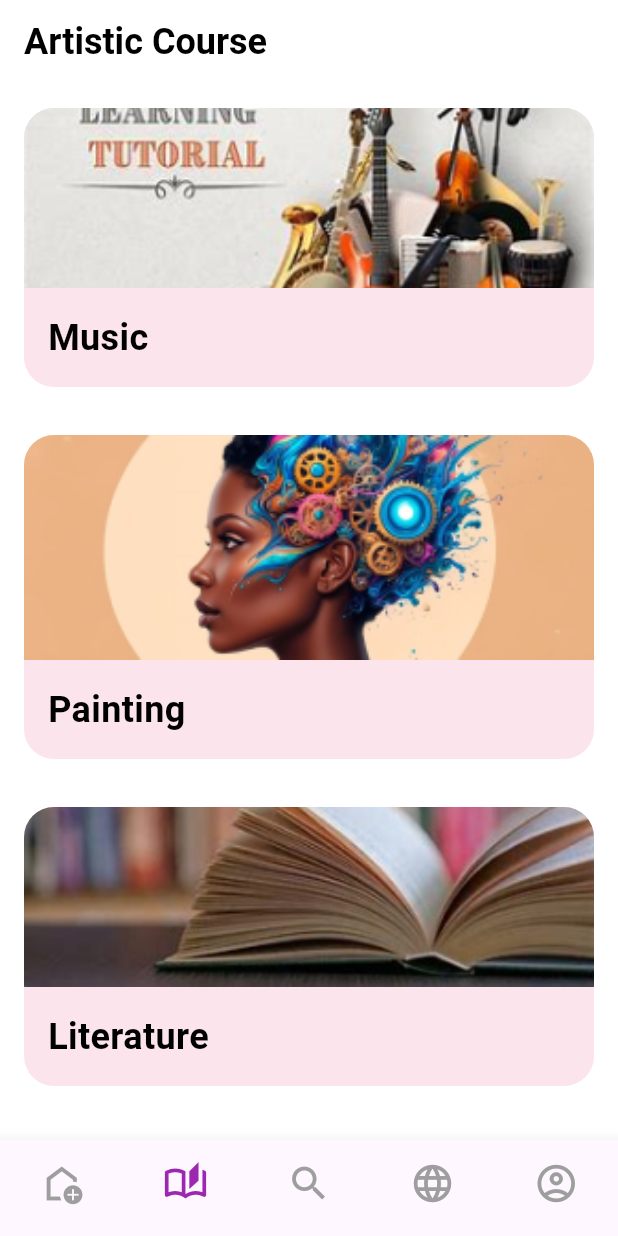
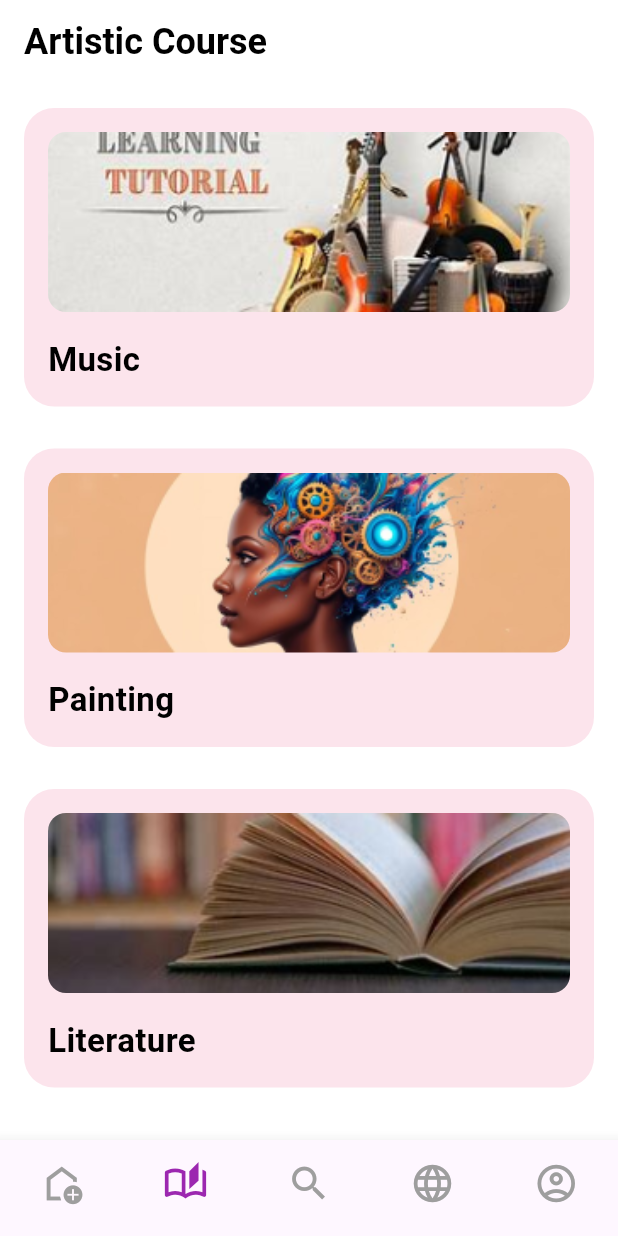
Before and after one commit to IkireziI/Kultura_Mobile_App_Group13, a Flutter app: the ArtisticCourseScreen screen opened by its route, on a phone screen of 412 x 824 dp. Run offline on Flutter 3.47's test engine with Material 3 defaults, Android fonts, the light colour scheme and no system bars; our stand-ins replace youtube_player_flutter.

Commit message:
added documentation

```diff
--- a/kultura/lib/pages/resource_center.dart
+++ b/kultura/lib/pages/resource_center.dart
@@ -1,87 +1,88 @@
 import 'package:flutter/material.dart';
 
-// The main screen displaying the artistic courses available
+// Defines the ArtisticCourseScreen as a stateless widget
 class ArtisticCourseScreen extends StatelessWidget {
   const ArtisticCourseScreen({super.key});
 
   @override
   Widget build(BuildContext context) {
     return Scaffold(
-      backgroundColor: Colors.white, // Set background color of the screen
+      backgroundColor:
+          Colors.white, // Sets the screen background color to white
       appBar: AppBar(
-        automaticallyImplyLeading: false, // Remove the default back button
+        automaticallyImplyLeading: false, // Hides the back button
         title: const Text(
-          'Artistic Course', // Title of the app bar
+          'Artistic Course', // Sets the title of the app bar
           style: TextStyle(
-            color: Colors.black, // Title text color
-            fontSize: 24, // Title text size
-            fontWeight: FontWeight.bold, // Title text weight
+            color: Colors.black,
+            fontSize: 24,
+            fontWeight: FontWeight.bold,
           ),
         ),
-        backgroundColor: Colors.white, // App bar background color
-        elevation: 0, // No shadow under the app bar
+        backgroundColor: Colors.white, // Makes the app bar background white
+        elevation: 0, // Removes the app bar shadow
       ),
       body: SingleChildScrollView(
-        // Allow scrolling for the body content
         child: Padding(
-          padding: const EdgeInsets.all(16.0), // Padding around the content
+          padding: const EdgeInsets.all(
+              16.0), // Adds padding around the body content
           child: Column(
             crossAxisAlignment:
-                CrossAxisAlignment.start, // Align children to the start
+                CrossAxisAlignment.start, // Aligns content to the left
             children: [
-              // Card for the Music course
+              // CourseCard for Music course
               CourseCard(
-                title: 'Music', // Title of the course
-                imageUrl: 'assets/images/music.png', // Path to the course image
+                title: 'Music',
+                imageUrl: 'assets/images/music.png',
                 backgroundColor:
-                    const Color(0xFFFCE4EC), // Background color of the card
-                imageHeight: 120, // Height of the course image
+                    const Color(0xFFFCE4EC), // Background color for card
+                imageHeight: 120, // Sets image height
                 onTap: () {
-                  // Navigate to the music course when tapped
-                  Navigator.pushNamed(context, '/music');
+                  Navigator.pushNamed(
+                      context, '/music'); // Navigates to Music page
                 },
               ),
-              const SizedBox(height: 32), // Space between course cards
-              // Card for the Painting course
+              const SizedBox(height: 28), // Space between cards
+              // CourseCard for Painting course
               CourseCard(
                 title: 'Painting',
                 imageUrl: 'assets/images/painting.png',
                 backgroundColor: const Color(0xFFFCE4EC),
-                imageHeight: 150,
+                imageHeight: 120,
                 onTap: () {
-                  // Navigate to the painting course when tapped
-                  Navigator.pushNamed(context, '/painting');
+                  Navigator.pushNamed(
+                      context, '/painting'); // Navigates to Painting page
                 },
               ),
-              const SizedBox(height: 32), // Space between course cards
-              // Card for the Literature course
+              const SizedBox(height: 28), // Space between cards
+              // CourseCard for Literature course
               CourseCard(
                 title: 'Literature',
                 imageUrl: 'assets/images/literature.png',
                 backgroundColor: const Color(0xFFFCE4EC),
                 imageHeight: 120,
                 onTap: () {
-                  // Navigate to the literature course when tapped
-                  Navigator.pushNamed(context, '/literature');
+                  Navigator.pushNamed(
+                      context, '/literature'); // Navigates to Literature page
                 },
               ),
             ],
           ),
         ),
       ),
-      bottomNavigationBar:
-          const BottomNavigation(selectedIndex: 1), // Bottom navigation bar
+      // Adds the bottom navigation bar to the screen
+      bottomNavigationBar: const BottomNavigation(selectedIndex: 1),
     );
   }
 }
 
-// Widget representing an individual course card
+// Custom widget for each course card
 class CourseCard extends StatelessWidget {
   final String title; // Course title
-  final String imageUrl; // URL of the course image
-  final Color backgroundColor; // Background color of the card
-  final double imageHeight; // Height of the course image
-  final VoidCallback onTap; // Callback function when the card is tapped
+  final String imageUrl; // Path to the course image
+  final Color backgroundColor; // Background color for the card
+  final double imageHeight; // Image height
+  final VoidCallback onTap; // Callback function when tapped
 
   const CourseCard({
     super.key,
@@ -95,38 +96,42 @@ class CourseCard extends StatelessWidget {
   @override
   Widget build(BuildContext context) {
     return GestureDetector(
-      onTap: onTap, // Trigger the onTap function when tapped
+      onTap: onTap, // Triggers the onTap callback when tapped
       child: Container(
+        width: double.infinity, // Makes the card take full width
         decoration: BoxDecoration(
-          color: backgroundColor, // Set the background color
-          borderRadius:
-              BorderRadius.circular(20), // Rounded corners for the card
+          color: backgroundColor,
+          borderRadius: BorderRadius.circular(20), // Rounds the card corners
         ),
+        clipBehavior: Clip.antiAlias, // Clips overflowed content
         child: Column(
           crossAxisAlignment:
-              CrossAxisAlignment.start, // Align children to the start
+              CrossAxisAlignment.start, // Aligns content to the left
           children: [
-            ClipRRect(
-              borderRadius: const BorderRadius.only(
-                topLeft: Radius.circular(20), // Rounded corner for the top left
-                topRight:
-                    Radius.circular(20), // Rounded corner for the top right
-              ),
-              child: Image.asset(
-                imageUrl, // Load image from asset
-                width: double.infinity, // Take full width of the container
-                height: imageHeight, // Set the image height
-                fit: BoxFit.cover, // Scale the image to cover the area
+            Padding(
+              padding: const EdgeInsets.fromLTRB(
+                  16, 16, 16, 0), // Padding around the image
+              child: ClipRRect(
+                borderRadius:
+                    BorderRadius.circular(12), // Rounds the image corners
+                child: SizedBox(
+                  width: double.infinity,
+                  height: imageHeight, // Sets image height
+                  child: Image.asset(
+                    imageUrl, // Loads the image asset
+                    fit: BoxFit.cover, // Fills the image to cover the container
+                  ),
+                ),
               ),
             ),
             Padding(
-              padding: const EdgeInsets.all(16.0), // Padding around the text
+              padding: const EdgeInsets.all(16.0), // Padding around the title
               child: Text(
-                title, // Display the course title
+                title, // Displays the course title
                 style: const TextStyle(
-                  fontSize: 24, // Font size of the title
-                  fontWeight: FontWeight.bold, // Bold font weight
-                  color: Colors.black, // Title text color
+                  fontSize: 22,
+                  fontWeight: FontWeight.bold,
+                  color: Colors.black,
                 ),
               ),
             ),
@@ -137,9 +142,9 @@ class CourseCard extends StatelessWidget {
   }
 }
 
-// Bottom navigation widget to switch between screens
+// Bottom navigation bar widget with 5 items
 class BottomNavigation extends StatefulWidget {
-  final int selectedIndex; // Currently selected tab index
+  final int selectedIndex; // Tracks the currently selected tab
 
   const BottomNavigation({super.key, required this.selectedIndex});
 
@@ -148,28 +153,28 @@ class BottomNavigation extends StatefulWidget {
 }
 
 class _BottomNavigationState extends State<BottomNavigation> {
-  late int _selectedIndex; // Variable to track selected index
+  late int _selectedIndex;
 
   @override
   void initState() {
     super.initState();
-    _selectedIndex = widget.selectedIndex; // Initialize selected index
+    _selectedIndex = widget.selectedIndex; // Sets the initial selected tab
   }
 
+  // Handles tap events for each navigation item
   void _onItemTapped(int index) {
     setState(() {
-      _selectedIndex = index; // Update selected index
+      _selectedIndex = index;
     });
-    // Navigate to the corresponding screen based on the tapped index
     switch (index) {
       case 0:
-        Navigator.pushReplacementNamed(context, '/home'); // Navigate to Home
+        Navigator.pushReplacementNamed(context, '/home'); // Navigates to Home
         break;
       case 1:
         Navigator.pushReplacementNamed(
-            context, '/resource_center'); // Navigate to Resource Center
+            context, '/resource_center'); // Navigates to Resource Center
         break;
-      // Additional cases for other tabs if needed
+      // Add cases for other tabs if needed
       default:
         break;
     }
@@ -178,35 +183,34 @@ class _BottomNavigationState extends State<BottomNavigation> {
   @override
   Widget build(BuildContext context) {
     return BottomNavigationBar(
-      currentIndex: _selectedIndex, // Set the current index
-      type: BottomNavigationBarType.fixed, // Fixed bottom navigation bar
-      selectedItemColor: Colors.purple, // Color for selected item
-      unselectedItemColor: Colors.grey, // Color for unselected items
-      showSelectedLabels: false, // Hide labels for selected items
-      showUnselectedLabels: false, // Hide labels for unselected items
-      iconSize: 30, // Size of the icons
-      onTap: _onItemTapped, // Function to call on item tap
+      currentIndex: _selectedIndex, // Highlights the selected tab
+      type: BottomNavigationBarType.fixed, // Fixed tab type
+      selectedItemColor: Colors.purple, // Selected icon color
+      unselectedItemColor: Colors.grey, // Unselected icon color
+      showSelectedLabels: false, // Hides selected labels
+      showUnselectedLabels: false, // Hides unselected labels
+      iconSize: 30, // Sets icon size
+      onTap: _onItemTapped, // Triggers _onItemTapped on tap
       items: const [
-        // Navigation bar items
         BottomNavigationBarItem(
-          icon: Icon(Icons.add_home_outlined), // Icon for Home
-          label: 'Home', // Label for Home
+          icon: Icon(Icons.add_home_outlined),
+          label: 'Home',
         ),
         BottomNavigationBarItem(
-          icon: Icon(Icons.auto_stories_outlined), // Icon for Resource Center
-          label: 'Resource Center', // Label for Resource Center
+          icon: Icon(Icons.auto_stories_outlined),
+          label: 'Resource Center',
         ),
         BottomNavigationBarItem(
-          icon: Icon(Icons.search_outlined), // Icon for Search
-          label: 'Search', // Label for Search
+          icon: Icon(Icons.search_outlined),
+          label: 'Search',
         ),
         BottomNavigationBarItem(
-          icon: Icon(Icons.language_outlined), // Icon for Marketplace
-          label: 'Marketplace', // Label for Marketplace
+          icon: Icon(Icons.language_outlined),
+          label: 'Marketplace',
         ),
         BottomNavigationBarItem(
-          icon: Icon(Icons.account_circle_outlined), // Icon for Profile
-          label: 'Profile', // Label for Profile
+          icon: Icon(Icons.account_circle_outlined),
+          label: 'Profile',
         ),
       ],
     );
```
